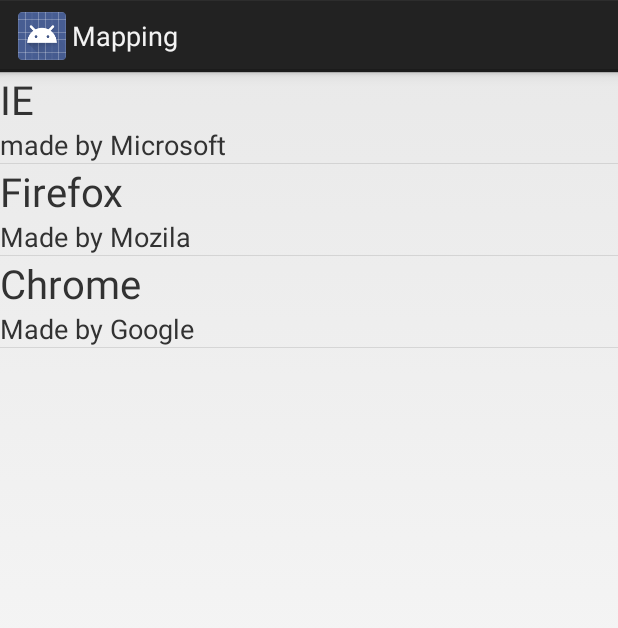
After one commit to Kayaya/Mapping, an Android app: the PoiListActivity screen opened directly, with no data from a screen before it, on a phone screen of 412 x 824 dp. The commit adds this screen. Shown: the top 628 px of the screen. Run offline under Robolectric (Android 15) with nearby library versions, the phone set to English and light mode, and no system bars.

Commit message:
Added Point  of Interest Activity using Lists.

```diff
--- a/app/src/main/java/com/example/a1kayat34/mapping/HelloMap.java
+++ b/app/src/main/java/com/example/a1kayat34/mapping/HelloMap.java
@@ -78,6 +78,12 @@ public class HelloMap extends Activity implements View.OnClickListener {
             return true;
 
         }
+        else if(item.getItemId() == R.id.poiList){
+            Intent intent = new Intent(this,PoiListActivity.class);
+            startActivityForResult(intent, 2);
+            return true;
+
+        }
         return false;
     }
 
--- /dev/null
+++ b/app/src/main/java/com/example/a1kayat34/mapping/PoiListActivity.java
@@ -0,0 +1,74 @@
+package com.example.a1kayat34.mapping;
+
+import android.app.Activity;
+import android.app.ListActivity;
+import android.content.Context;
+import android.os.Bundle;
+import android.view.LayoutInflater;
+import android.view.View;
+import android.view.ViewGroup;
+import android.widget.ArrayAdapter;
+import android.widget.ListView;
+import android.widget.TextView;
+
+public class PoiListActivity extends ListActivity {
+
+    //declare arrayData
+    private String[] names, details;
+
+
+
+
+    @Override
+    protected void onCreate(Bundle savedInstanceState) {
+        super.onCreate(savedInstanceState);
+        //initialise array
+        names = new String[]{"IE","Firefox","Chrome"};
+        details = new String[] { "made by Microsoft", "Made by Mozila",
+                "Made by Google"};
+
+        //Declare an Adaptar
+        ArrayAdapter<String> browserAdaptar;
+
+        //set the list view and setup as text
+        browserAdaptar = new ArrayAdapter<String>(this,android.R.layout.simple_list_item_1, names);
+
+        //Create my customised adapter
+        BrowserAdapter browserAdapter = new BrowserAdapter();
+        setListAdapter(browserAdapter);
+
+
+    }
+    public void onListItemClick(ListView lv, View view, int index, long id)
+    {
+        // handle list item selection
+
+    }
+
+    class BrowserAdapter extends ArrayAdapter<String>{
+        public BrowserAdapter(){
+            super(PoiListActivity.this, android.R.layout.simple_list_item_1,names);
+
+        }
+        @Override
+        public View getView(int index, View convertView, ViewGroup parent){
+            View view = convertView;
+            if(view == null){
+                //Inflating or expanding XML layout into objects
+                LayoutInflater inflater = (LayoutInflater)getSystemService(Context.LAYOUT_INFLATER_SERVICE);
+                //set the view
+                view = inflater.inflate(R.layout.poientry, parent, false);
+            }
+
+            TextView nameTV = (TextView)view.findViewById(R.id.browser_name);
+            TextView descriptionTV = (TextView)view.findViewById(R.id.browser_desc);
+
+            nameTV.setText(names[index]);
+            descriptionTV.setText(details[index]);
+
+
+            return view;
+
+        }
+    }
+}
--- /dev/null
+++ b/app/src/main/res/layout/poientry.xml
@@ -0,0 +1,13 @@
+
+<LinearLayout xmlns:android="http://schemas.android.com/apk/res/android"
+    android:layout_width="fill_parent" android:layout_height="wrap_content"
+    android:orientation="vertical">
+    <TextView android:layout_width="fill_parent"
+        android:layout_height="wrap_content"
+        android:textSize="12pt"
+        android:id="@+id/browser_name" />
+    <TextView android:layout_width="fill_parent"
+        android:layout_height="wrap_content"
+        android:textSize="8pt"
+        android:id="@+id/browser_desc" />
+</LinearLayout>
--- a/app/src/main/res/menu/menu_hello_map.xml
+++ b/app/src/main/res/menu/menu_hello_map.xml
@@ -2,4 +2,5 @@
     <menu xmlns:android="http://schemas.android.com/apk/res/android">
     <item android:id="@+id/choosemap" android:title="@string/choosemap"/>
     <item android:id="@+id/setlocation" android:title="@string/setlocation"/>
+    <item android:id="@+id/poiList" android:title="@string/poilist"/>
 </menu>
--- a/app/src/main/res/values/strings.xml
+++ b/app/src/main/res/values/strings.xml
@@ -6,4 +6,6 @@
 
     <string name="setlocation">Set location</string>
 
+    <string name="poilist">POI List</string>
+
 </resources>
```
Also changed, not shown: app/src/main/AndroidManifest.xml (+7 -6 lines), app/src/main/res/layout/activity_poi_list.xml (added, +12 -0 lines).
